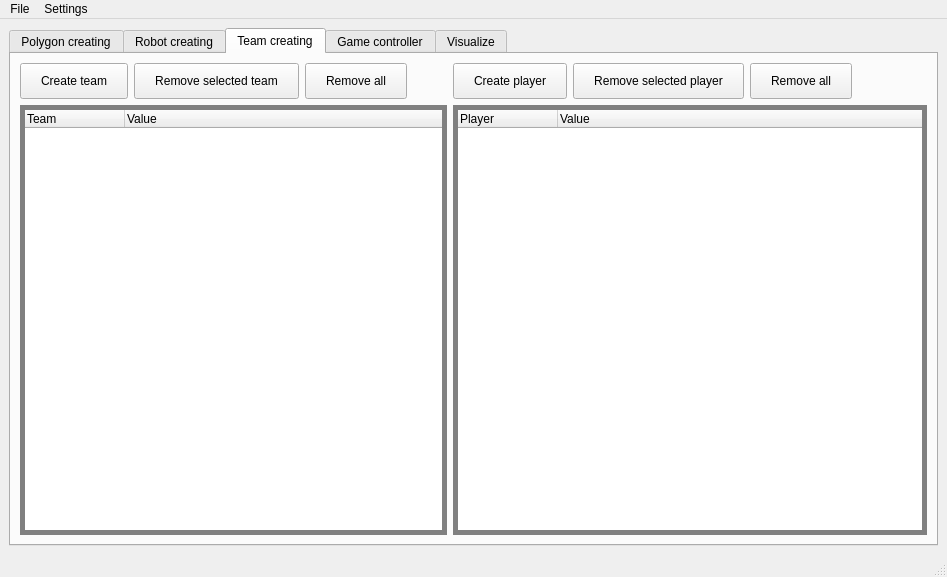
The window that uiFiles/gui.ui (ghorik78/serverGui) describes before a commit, drawn with Qt 5.
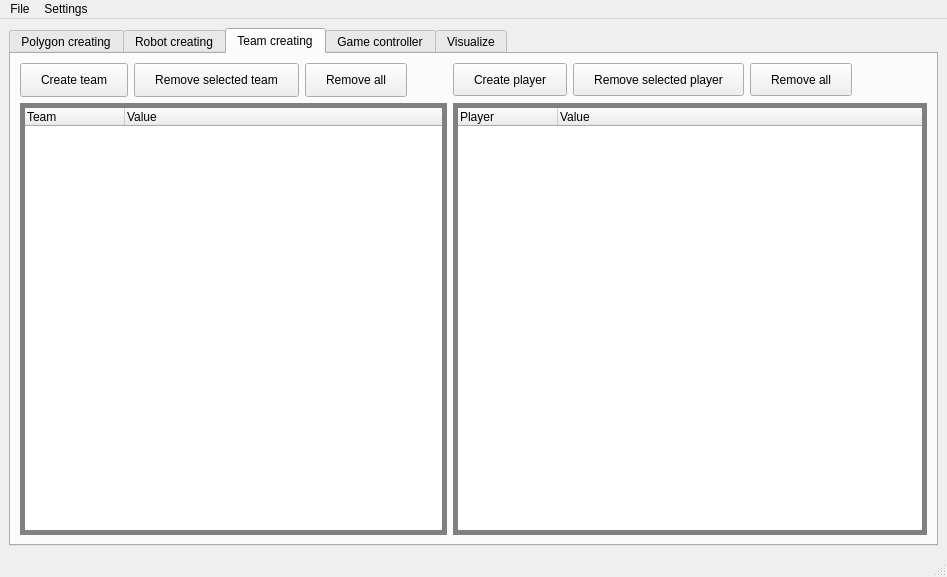
The same window after the commit. The open tabs and pages were chosen to show the change.

```diff
--- a/uiFiles/gui.ui
+++ b/uiFiles/gui.ui
@@ -377,6 +377,9 @@
           <string>Team creating</string>
          </attribute>
          <layout class="QGridLayout" name="gridLayout_22">
+          <property name="leftMargin">
+           <number>9</number>
+          </property>
           <item row="0" column="1">
            <widget class="QFrame" name="horizontalFrame">
             <layout class="QHBoxLayout" name="horizontalLayout_12">
@@ -401,6 +404,9 @@
                 </sizepolicy>
                </property>
                <layout class="QVBoxLayout" name="verticalLayout_9">
+                <property name="spacing">
+                 <number>4</number>
+                </property>
                 <property name="leftMargin">
                  <number>0</number>
                 </property>
@@ -421,7 +427,7 @@
                     <verstretch>1</verstretch>
                    </sizepolicy>
                   </property>
-                  <layout class="QHBoxLayout" name="horizontalLayout_11">
+                  <layout class="QHBoxLayout" name="horizontalLayout_11" stretch="0,0,0,0">
                    <property name="leftMargin">
                     <number>0</number>
                    </property>
@@ -432,7 +438,7 @@
                     <number>0</number>
                    </property>
                    <property name="bottomMargin">
-                    <number>0</number>
+                    <number>2</number>
                    </property>
                    <item>
                     <widget class="QPushButton" name="createTeamBttn">
@@ -566,6 +572,9 @@
                 </sizepolicy>
                </property>
                <layout class="QVBoxLayout" name="verticalLayout_11" stretch="0,0">
+                <property name="spacing">
+                 <number>4</number>
+                </property>
                 <property name="leftMargin">
                  <number>0</number>
                 </property>
@@ -597,7 +606,7 @@
                     <number>0</number>
                    </property>
                    <property name="bottomMargin">
-                    <number>0</number>
+                    <number>3</number>
                    </property>
                    <item>
                     <widget class="QPushButton" name="createPlayerBttn">
```
Left out of the diff: 22 changed lines with no effect on the pictures.
